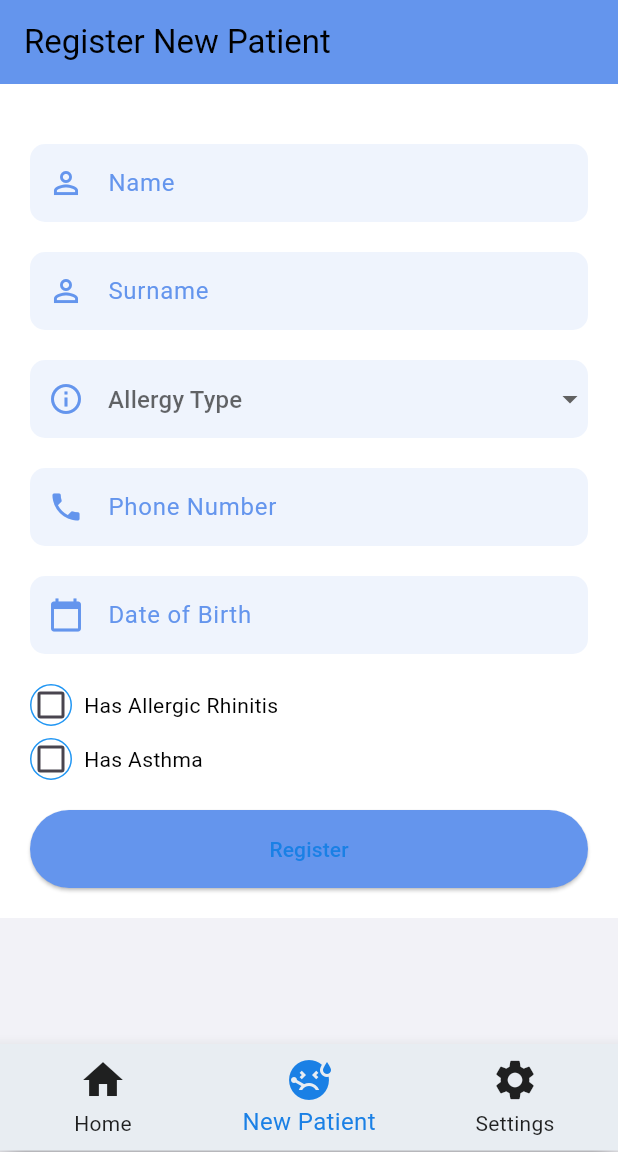
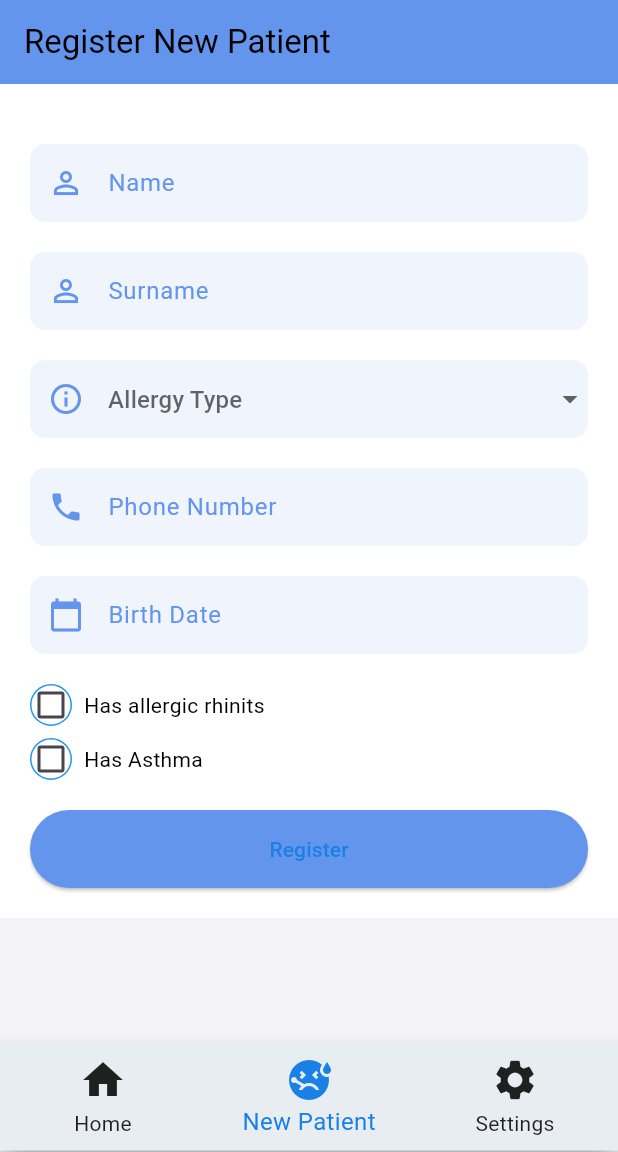
Before and after one commit to KeremTamirci/ImmunotherapyApp, a Flutter app: the screen it shows once a user with an empty profile is signed in, item 2 of the bottom bar chosen, on a phone screen of 412 x 824 dp, the part 84-1236 px from its top. Run offline on Flutter 3.47's test engine with Material 3 defaults, Android fonts, the phone set to English and light mode, and no system bars; our stand-ins replace cloud_firestore, firebase_auth, firebase_core, firebase_messaging, fl_chart, flutter_local_notifications and 3 more; missing offline and left inert: flutter_material_pickers; accounts and stored records are empty; generated files the repository leaves out were written again.

Commit message:
changes for localization

```diff
--- a/immunotheraphy_app/lib/doctor/screens/doctor_profile_page.dart
+++ b/immunotheraphy_app/lib/doctor/screens/doctor_profile_page.dart
@@ -2,6 +2,7 @@ import 'package:firebase_auth/firebase_auth.dart';
 import 'package:flutter/material.dart';
 import 'package:cloud_firestore/cloud_firestore.dart';
 import 'package:immunotheraphy_app/doctor/screens/doctor_signin_screen.dart';
+import 'package:flutter_gen/gen_l10n/app_localizations.dart';
 
 class DoctorProfilePage extends StatefulWidget {
   const DoctorProfilePage({Key? key}) : super(key: key);
@@ -148,7 +149,7 @@ class _DoctorProfilePageState extends State<DoctorProfilePage> {
                     style: TextStyle(fontSize: 20, color: Colors.black),
                   ),
                   Text(
-                    'Phone Number: ${_doctorData['phone_number']}',
+                    '${AppLocalizations.of(context)!.phoneNumber}: ${_doctorData['phone_number']}',
                     style: TextStyle(fontSize: 20, color: Colors.black),
                   ),
                   const SizedBox(height: 20),
--- a/immunotheraphy_app/lib/doctor/screens/new_patient_page.dart
+++ b/immunotheraphy_app/lib/doctor/screens/new_patient_page.dart
@@ -7,6 +7,7 @@ import 'package:cloud_firestore/cloud_firestore.dart';
 import 'package:immunotheraphy_app/utils/color_utils.dart';
 import 'package:immunotheraphy_app/reusable_widgets/reusable_widget.dart';
 import 'package:immunotheraphy_app/doctor/screens/otp_page_screen.dart';
+import 'package:flutter_gen/gen_l10n/app_localizations.dart';
 
 class NewPatientPage extends StatefulWidget {
   const NewPatientPage({Key? key}) : super(key: key);
@@ -51,13 +52,13 @@ class _NewPatientPageState extends State<NewPatientPage> {
               children: [
                 const SizedBox(height: 20),
                 _blueTextField(
-                  "Name",
+                  AppLocalizations.of(context)!.name,
                   Icons.person_outline,
                   _nameTextController,
                 ),
                 const SizedBox(height: 20),
                 _blueTextField(
-                  "Surname",
+                  AppLocalizations.of(context)!.surname,
                   Icons.person_outline,
                   _surnameTextController,
                 ),
@@ -65,7 +66,7 @@ class _NewPatientPageState extends State<NewPatientPage> {
                 _allergyDropdown(),
                 const SizedBox(height: 20),
                 _blueTextField(
-                  "Phone Number",
+                  AppLocalizations.of(context)!.phoneNumber,
                   Icons.phone,
                   _phoneNumberTextController,
                 ),
@@ -83,7 +84,7 @@ class _NewPatientPageState extends State<NewPatientPage> {
                       },
                     ),
                     SizedBox(width: 8),
-                    Text('Has Allergic Rhinitis'),
+                    Text(AppLocalizations.of(context)!.hasRhinitis),
                   ],
                 ),
                 SizedBox(height: 8),
@@ -98,7 +99,7 @@ class _NewPatientPageState extends State<NewPatientPage> {
                       },
                     ),
                     SizedBox(width: 8),
-                    Text('Has Asthma'),
+                    Text(AppLocalizations.of(context)!.hasAsthma),
                   ],
                 ),
                 const SizedBox(height: 20),
@@ -106,7 +107,7 @@ class _NewPatientPageState extends State<NewPatientPage> {
                   onPressed: () {
                     _registerPatient();
                   },
-                  child: Text('Register'),
+                  child: Text(AppLocalizations.of(context)!.register),
                   style: ElevatedButton.styleFrom(
                     backgroundColor: hexStringToColor("6495ED"),
                     padding: EdgeInsets.symmetric(vertical: 16),
@@ -156,7 +157,7 @@ class _NewPatientPageState extends State<NewPatientPage> {
       child: DropdownButtonFormField(
         decoration: InputDecoration(
           contentPadding: EdgeInsets.symmetric(horizontal: 20, vertical: 14),
-          hintText: 'Allergy Type',
+          hintText: AppLocalizations.of(context)!.allergyType,
           hintStyle: TextStyle(color: hexStringToColor("6495ED")),
           border: InputBorder.none,
           prefixIcon: Icon(
@@ -194,7 +195,7 @@ class _NewPatientPageState extends State<NewPatientPage> {
           _selectDate(context);
         },
         decoration: InputDecoration(
-          hintText: 'Date of Birth',
+          hintText: AppLocalizations.of(context)!.birthDate,
           hintStyle: TextStyle(color: hexStringToColor("6495ED")),
           prefixIcon: Icon(
             Icons.calendar_today,
@@ -231,7 +232,7 @@ void _registerPatient() async {
           _selectedAllergy == null) {
         ScaffoldMessenger.of(context).showSnackBar(
           SnackBar(
-          content: Text('Please fill all the fields'),
+            content: Text(AppLocalizations.of(context)!.pleaseFill),
           ),
         );
       } else {
@@ -257,7 +258,8 @@ void _registerPatient() async {
           print('Error registering patient: $e');
           ScaffoldMessenger.of(context).showSnackBar(
             SnackBar(
-            content: Text('Failed to register patient. Please try again later.'),
+              content:
+                  Text('Failed to register patient. Please try again later.'),
             ),
           );
         }
@@ -271,8 +273,6 @@ void _registerPatient() async {
       );
     }
   }
-
-
 
   String _generateOTP() {
     const String _chars = 'ABCDEFGHIJKLMNOPQRSTUVWXYZ1234567890';
```
Also changed, not shown: immunotheraphy_app/lib/doctor/screens/patient_detail_page.dart (+7 -7 lines), immunotheraphy_app/lib/l10n/app_en.arb (+16 -4 lines), immunotheraphy_app/lib/l10n/app_tr.arb (+16 -2 lines), immunotheraphy_app/lib/patient/screens/dose_page.dart (+6 -5 lines). Lines whose indentation alone changed are shown as unchanged.
